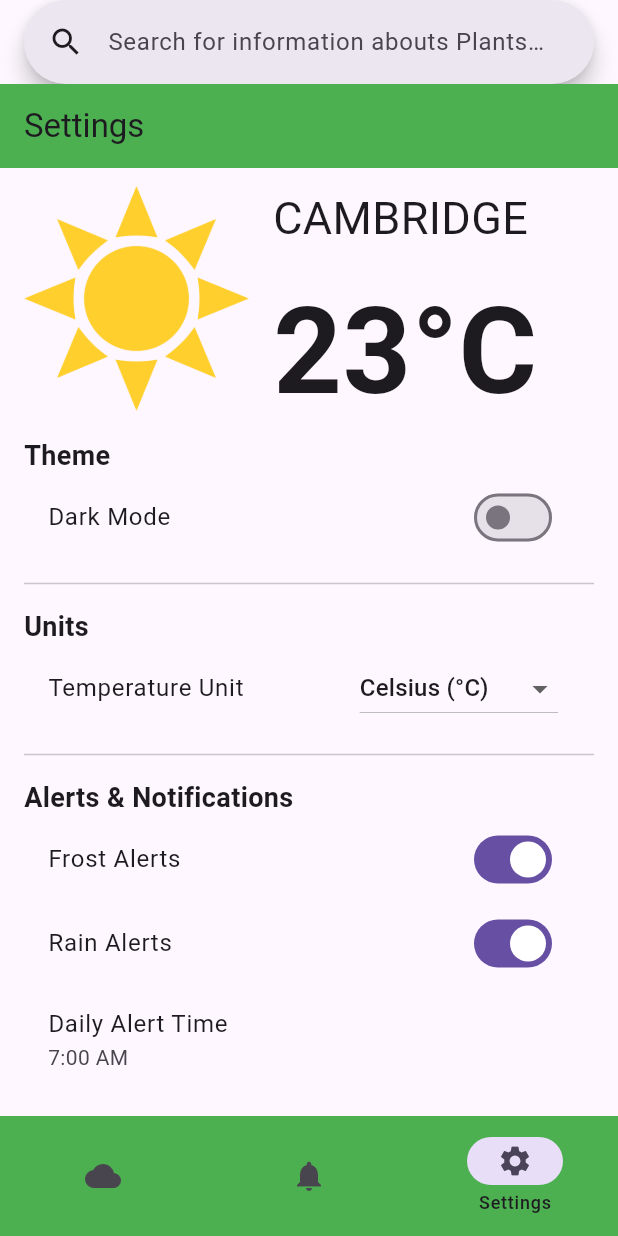
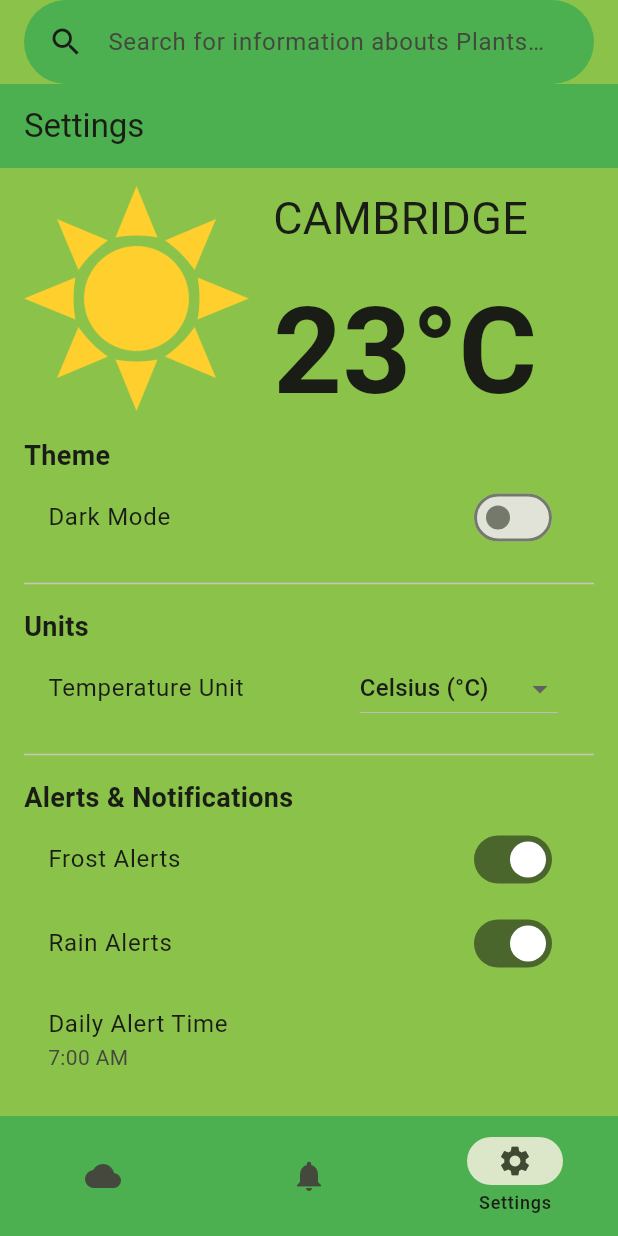
Before and after one commit to AaravBhatt1/weather_app, a Flutter app: the screen it shows after launch, item 3 of the bottom bar chosen, on a phone screen of 412 x 824 dp. Run offline on Flutter 3.47's test engine with Material 3 defaults, Android fonts, the phone set to English and light mode, and no system bars; our stand-ins replace freezed_annotation, hive, hive_flutter; accounts and stored records are empty; network calls fail; statements that could not run were skipped; project files that could hold a hidden picture were left out.

Commit message:
Update main.dart
modify theme

```diff
--- a/lib/main.dart
+++ b/lib/main.dart
@@ -29,9 +29,13 @@ class MyApp extends StatelessWidget {
   // This widget is the root of your application.
   @override
   Widget build(BuildContext context) {
-    /*
     return MaterialApp(
       title: 'Weather App',
+      darkTheme: ThemeData.dark(),
+      themeMode: context.watch<Preferences>().darkMode
+          ? ThemeMode.dark
+          : ThemeMode.light,
+      // theme: ThemeData.light(),
       theme: ThemeData(
         scaffoldBackgroundColor: Colors.lightGreen,
         colorScheme: ColorScheme.fromSeed(seedColor: Colors.lightGreen),
@@ -51,15 +55,5 @@ class MyApp extends StatelessWidget {
       ),
       home: const PageNavigation(),
     );
-    */
-    return MaterialApp(
-      title: 'Weather App',
-      theme: ThemeData.light(),
-      darkTheme: ThemeData.dark(),
-      themeMode: context.watch<Preferences>().darkMode
-          ? ThemeMode.dark
-          : ThemeMode.light,
-      home: const PageNavigation(),
-    );
   }
 }
```
